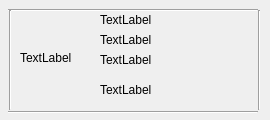
4mbroise/goodBasket, file IG/responsableIG/ResponsablePanel/producteuritemsousig.ui: the form before one commit.
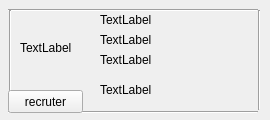
The form after the commit.

Commit message: fini travail recruter producteur

```diff
--- a/IG/responsableIG/ResponsablePanel/producteuritemsousig.ui
+++ b/IG/responsableIG/ResponsablePanel/producteuritemsousig.ui
@@ -17,7 +17,7 @@
    <property name="geometry">
     <rect>
      <x>20</x>
-     <y>20</y>
+     <y>10</y>
      <width>75</width>
      <height>75</height>
     </rect>
@@ -122,7 +122,7 @@
     <rect>
      <x>100</x>
      <y>70</y>
-     <width>60</width>
+     <width>151</width>
      <height>40</height>
     </rect>
    </property>
@@ -130,6 +130,19 @@
     <string>TextLabel</string>
    </property>
   </widget>
+  <widget class="QPushButton" name="recruter">
+   <property name="geometry">
+    <rect>
+     <x>8</x>
+     <y>90</y>
+     <width>75</width>
+     <height>23</height>
+    </rect>
+   </property>
+   <property name="text">
+    <string>recruter</string>
+   </property>
+  </widget>
  </widget>
  <resources/>
  <connections/>
```
Left out of the diff: 2 changed lines with no effect on the pictures. The commit also changes 3 other files.
